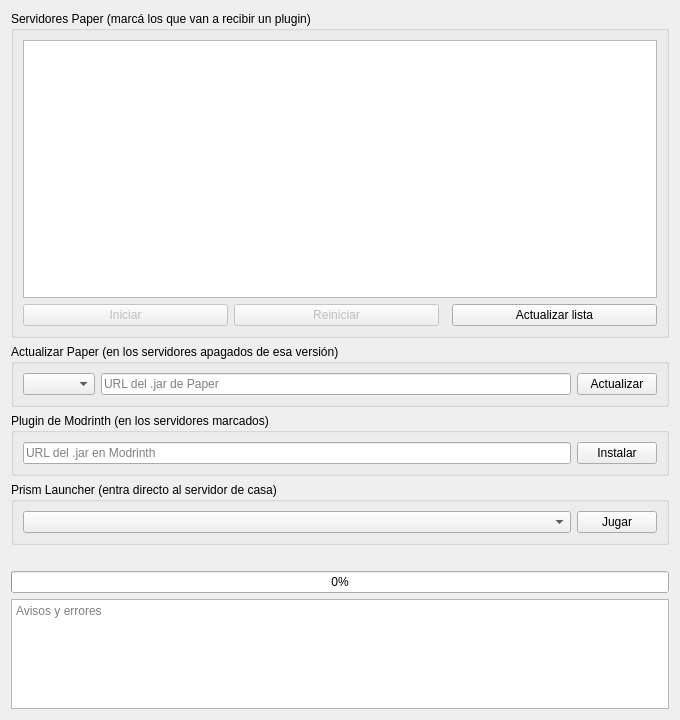
Before: the Qt Designer form gui/PaginaMinecraft.ui in Sebas-Git-Tail/Arch-Linux-Manager, drawn with Qt 5.
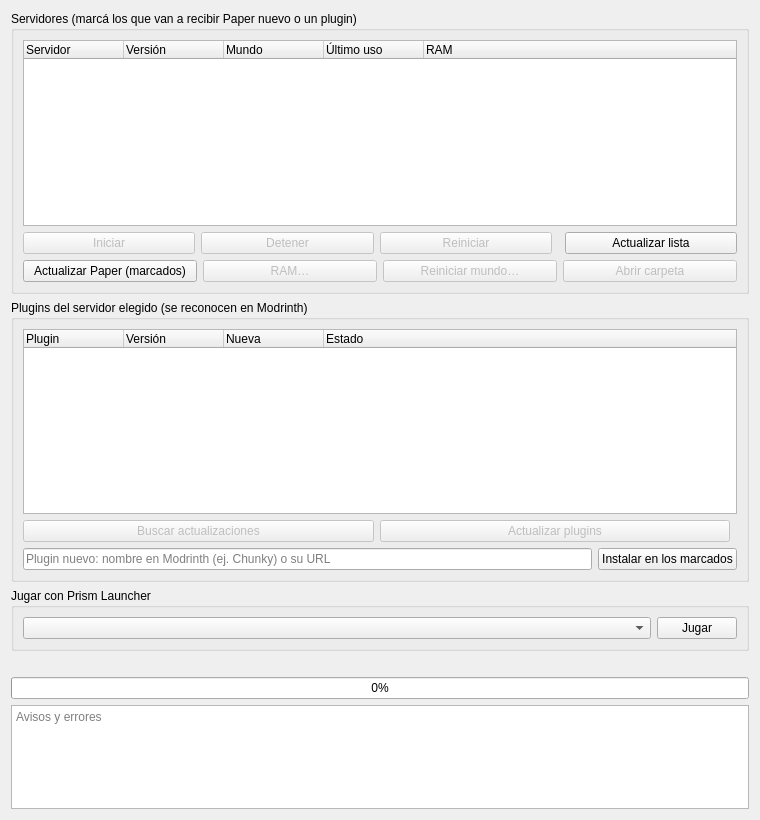
After: the same form once the commit is applied. Icons and pictures are not drawn.

Commit message: 4.5.0: Minecraft ordenado (Servidores/<servidor>/ con servidor.conf), Paper automático (API de PaperMC), plugins reconocidos y actualizados con Modrinth (y Floodgate con GeyserMC), detener, reiniciar mundo con respaldo, RAM y Playit arreglado

Diff of the .ui file:
```diff
--- a/gui/PaginaMinecraft.ui
+++ b/gui/PaginaMinecraft.ui
@@ -6,8 +6,8 @@
    <rect>
     <x>0</x>
     <y>0</y>
-    <width>680</width>
-    <height>720</height>
+    <width>760</width>
+    <height>820</height>
    </rect>
   </property>
   <property name="windowTitle">
@@ -17,11 +17,46 @@
    <item>
     <widget class="QGroupBox" name="grupoServidores">
      <property name="title">
-      <string>Servidores Paper (marcá los que van a recibir un plugin)</string>
+      <string>Servidores (marcá los que van a recibir Paper nuevo o un plugin)</string>
      </property>
      <layout class="QVBoxLayout" name="layoutServidores">
       <item>
-       <widget class="QListWidget" name="listaServidores"/>
+       <widget class="QTreeWidget" name="arbolServidores">
+        <property name="rootIsDecorated">
+         <bool>false</bool>
+        </property>
+        <property name="uniformRowHeights">
+         <bool>true</bool>
+        </property>
+        <property name="alternatingRowColors">
+         <bool>true</bool>
+        </property>
+        <column>
+         <property name="text">
+          <string>Servidor</string>
+         </property>
+        </column>
+        <column>
+         <property name="text">
+          <string>Versión</string>
+         </property>
+        </column>
+        <column>
+         <property name="text">
+          <string>Mundo</string>
+         </property>
+        </column>
+        <column>
+         <property name="text">
+          <string>Último uso</string>
+         </property>
+        </column>
+        <column>
+         <property name="text">
+          <string>RAM</string>
+         </property>
+        </column>
+       </widget>
       </item>
       <item>
        <layout class="QHBoxLayout" name="layoutAccionesServidor">
@@ -38,6 +73,22 @@
           </property>
          </widget>
         </item>
+        <item>
+         <widget class="QPushButton" name="botonDetener">
+          <property name="enabled">
+           <bool>false</bool>
+          </property>
+          <property name="text">
+           <string>Detener</string>
+          </property>
+          <property name="toolTip">
+           <string>Lo apaga guardando los mundos</string>
+          </property>
+          <property name="icon">
+           <iconset theme="media-playback-stop"/>
+          </property>
+         </widget>
+        </item>
         <item>
          <widget class="QPushButton" name="botonReiniciar">
           <property name="enabled">
@@ -67,58 +118,149 @@
         </item>
        </layout>
       </item>
+      <item>
+       <layout class="QHBoxLayout" name="layoutAccionesServidor2">
+        <item>
+         <widget class="QPushButton" name="botonPaper">
+          <property name="text">
+           <string>Actualizar Paper (marcados)</string>
+          </property>
+          <property name="toolTip">
+           <string>Baja la última compilación estable de Paper de la versión de cada servidor marcado (los encendidos no se tocan)</string>
+          </property>
+         </widget>
+        </item>
+        <item>
+         <widget class="QPushButton" name="botonRam">
+          <property name="enabled">
+           <bool>false</bool>
+          </property>
+          <property name="text">
+           <string>RAM…</string>
+          </property>
+         </widget>
+        </item>
+        <item>
+         <widget class="QPushButton" name="botonReiniciarMundo">
+          <property name="enabled">
+           <bool>false</bool>
+          </property>
+          <property name="text">
+           <string>Reiniciar mundo…</string>
+          </property>
+          <property name="toolTip">
+           <string>Guarda el mundo en Respaldos y lo borra: al iniciarlo se crea uno nuevo</string>
+          </property>
+         </widget>
+        </item>
+        <item>
+         <widget class="QPushButton" name="botonCarpeta">
+          <property name="enabled">
+           <bool>false</bool>
+          </property>
+          <property name="text">
+           <string>Abrir carpeta</string>
+          </property>
+          <property name="icon">
+           <iconset theme="folder-open"/>
+          </property>
+         </widget>
+        </item>
+       </layout>
+      </item>
      </layout>
     </widget>
    </item>
    <item>
     <widget class="QGroupBox" name="grupoPaper">
      <property name="title">
-      <string>Actualizar Paper (en los servidores apagados de esa versión)</string>
+      <string>Plugins del servidor elegido (se reconocen en Modrinth)</string>
      </property>
-     <layout class="QHBoxLayout" name="layoutPaper">
+     <layout class="QVBoxLayout" name="layoutPlugins">
       <item>
-       <widget class="QComboBox" name="comboVersion">
-        <property name="sizeAdjustPolicy">
-         <enum>QComboBox::SizeAdjustPolicy::AdjustToContents</enum>
+       <widget class="QTreeWidget" name="arbolPlugins">
+        <property name="rootIsDecorated">
+         <bool>false</bool>
         </property>
-       </widget>
-      </item>
-      <item>
-       <widget class="QLineEdit" name="editUrlPaper">
-        <property name="placeholderText">
-         <string>URL del .jar de Paper</string>
+        <property name="uniformRowHeights">
+         <bool>true</bool>
         </property>
-       </widget>
-      </item>
-      <item>
-       <widget class="QPushButton" name="botonPaper">
-        <property name="text">
-         <string>Actualizar</string>
+        <property name="selectionMode">
+         <enum>QAbstractItemView::SelectionMode::NoSelection</enum>
         </property>
+        <column>
+         <property name="text">
+          <string>Plugin</string>
+         </property>
+        </column>
+        <column>
+         <property name="text">
+          <string>Versión</string>
+         </property>
+        </column>
+        <column>
+         <property name="text">
+          <string>Nueva</string>
+         </property>
+        </column>
+        <column>
+         <property name="text">
+          <string>Estado</string>
+         </property>
+        </column>
        </widget>
       </item>
-     </layout>
-    </widget>
-   </item>
-   <item>
-    <widget class="QGroupBox" name="grupoPlugin">
-     <property name="title">
-      <string>Plugin de Modrinth (en los servidores marcados)</string>
-     </property>
-     <layout class="QHBoxLayout" name="layoutPlugin">
       <item>
-       <widget class="QLineEdit" name="editUrlPlugin">
-        <property name="placeholderText">
-         <string>URL del .jar en Modrinth</string>
-        </property>
-       </widget>
+       <layout class="QHBoxLayout" name="layoutAccionesPlugins">
+        <item>
+         <widget class="QPushButton" name="botonBuscarPlugins">
+          <property name="enabled">
+           <bool>false</bool>
+          </property>
+          <property name="text">
+           <string>Buscar actualizaciones</string>
+          </property>
+         </widget>
+        </item>
+        <item>
+         <widget class="QPushButton" name="botonActualizarPlugins">
+          <property name="enabled">
+           <bool>false</bool>
+          </property>
+          <property name="text">
+           <string>Actualizar plugins</string>
+          </property>
+          <property name="toolTip">
+           <string>Pone la versión nueva de los que la tienen (los anteriores quedan en Respaldos)</string>
+          </property>
+         </widget>
+        </item>
+        <item>
+         <spacer name="espacioPlugins">
+          <property name="orientation">
+           <enum>Qt::Orientation::Horizontal</enum>
+          </property>
+         </spacer>
+        </item>
+       </layout>
       </item>
       <item>
-       <widget class="QPushButton" name="botonPlugin">
-        <property name="text">
-         <string>Instalar</string>
-        </property>
-       </widget>
+       <layout class="QHBoxLayout" name="layoutPlugin">
+        <item>
+         <widget class="QLineEdit" name="editPlugin">
+          <property name="placeholderText">
+           <string>Plugin nuevo: nombre en Modrinth (ej. Chunky) o su URL</string>
+          </property>
+         </widget>
+        </item>
+        <item>
+         <widget class="QPushButton" name="botonPlugin">
+          <property name="text">
+           <string>Instalar en los marcados</string>
+          </property>
+         </widget>
+        </item>
+       </layout>
       </item>
      </layout>
     </widget>
@@ -126,7 +268,7 @@
    <item>
     <widget class="QGroupBox" name="grupoPrism">
      <property name="title">
-      <string>Prism Launcher (entra directo al servidor de casa)</string>
+      <string>Jugar con Prism Launcher</string>
      </property>
      <layout class="QHBoxLayout" name="layoutPrism">
       <item>
```
Left out of the diff: 2 changed lines with no effect on the pictures. The commit also changes 8 other files.
